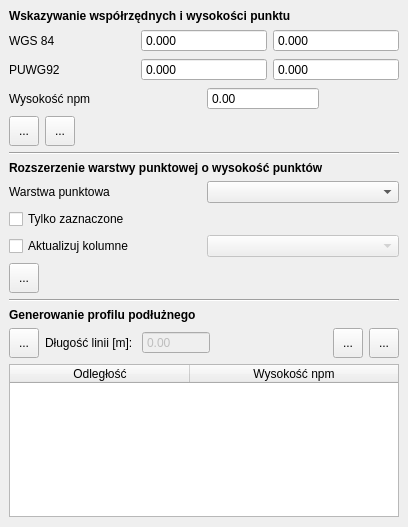
The window that gugik_nmt_plugin_dockwidget_base.ui (skowronskij/gugik-nmt-plugin) describes before a commit, drawn with Qt 5.
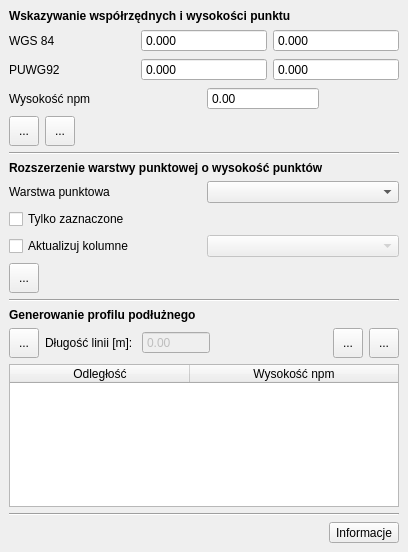
The same window after the commit. Custom widgets are drawn as their Qt base class.

The edit to the form file:
```diff
--- a/gugik_nmt_plugin_dockwidget_base.ui
+++ b/gugik_nmt_plugin_dockwidget_base.ui
@@ -7,13 +7,13 @@
     <x>0</x>
     <y>0</y>
     <width>408</width>
-    <height>527</height>
+    <height>552</height>
    </rect>
   </property>
   <property name="minimumSize">
    <size>
     <width>408</width>
-    <height>527</height>
+    <height>552</height>
    </size>
   </property>
   <property name="windowTitle">
@@ -437,6 +437,20 @@
       </column>
      </widget>
     </item>
+    <item>
+     <widget class="Line" name="line_3">
+      <property name="orientation">
+       <enum>Qt::Horizontal</enum>
+      </property>
+     </widget>
+    </item>
+    <item alignment="Qt::AlignRight">
+     <widget class="QToolButton" name="tbInfos">
+      <property name="text">
+       <string>Informacje</string>
+      </property>
+     </widget>
+    </item>
     <item>
      <spacer name="verticalSpacer">
       <property name="orientation">
```
